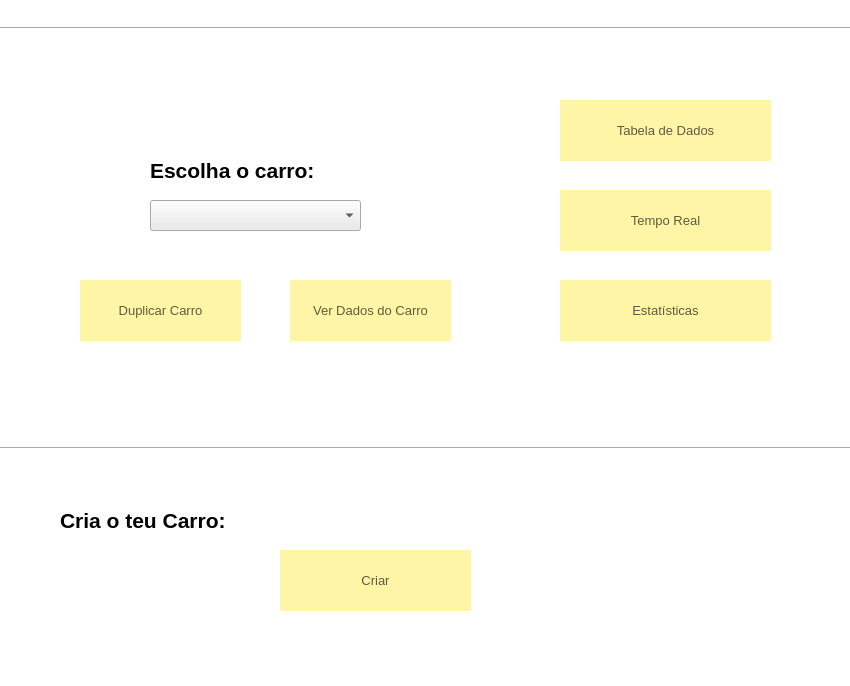
Above: FSIPLeiria/mainwindow.ui from tatianascgil/Projeto_Informatico_Formula_Student_Barramento_CAN before the change. Below: the same form after it.
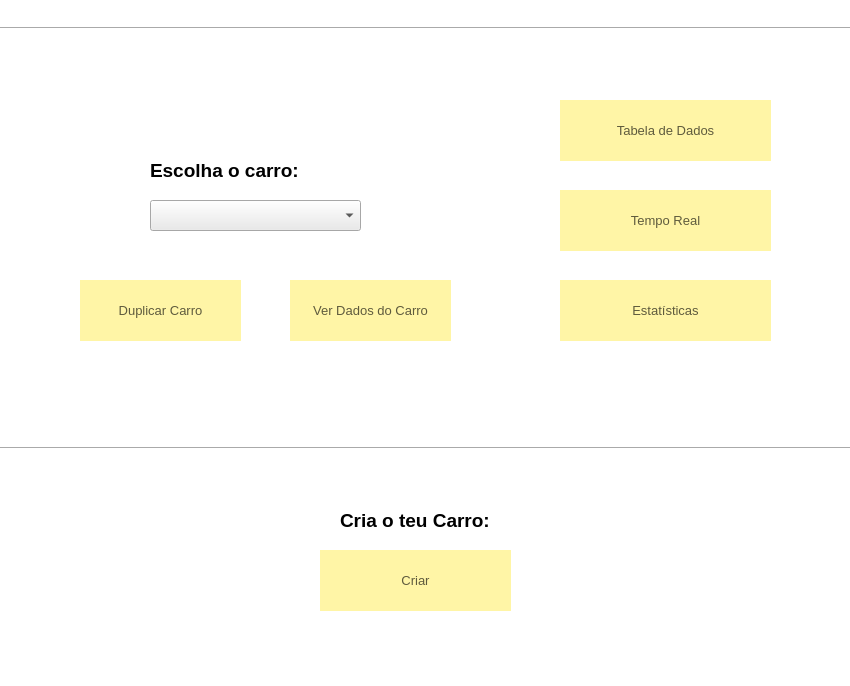
That is the form after the change. Icons and pictures are not drawn.

What changed in the file:
```diff
--- a/FSIPLeiria/mainwindow.ui
+++ b/FSIPLeiria/mainwindow.ui
@@ -157,7 +157,7 @@
    <widget class="QPushButton" name="btnCriarCarro">
     <property name="geometry">
      <rect>
-      <x>280</x>
+      <x>320</x>
       <y>550</y>
       <width>191</width>
       <height>61</height>
@@ -282,7 +282,7 @@
     </property>
     <property name="font">
      <font>
-      <pointsize>16</pointsize>
+      <pointsize>14</pointsize>
       <bold>true</bold>
      </font>
     </property>
@@ -345,15 +345,15 @@
    <widget class="QLabel" name="label_2">
     <property name="geometry">
      <rect>
-      <x>60</x>
+      <x>340</x>
       <y>500</y>
-      <width>251</width>
+      <width>151</width>
       <height>41</height>
      </rect>
     </property>
     <property name="font">
      <font>
-      <pointsize>16</pointsize>
+      <pointsize>14</pointsize>
       <bold>true</bold>
      </font>
     </property>
```
Left out of the diff: 7 changed lines with no effect on the pictures.
